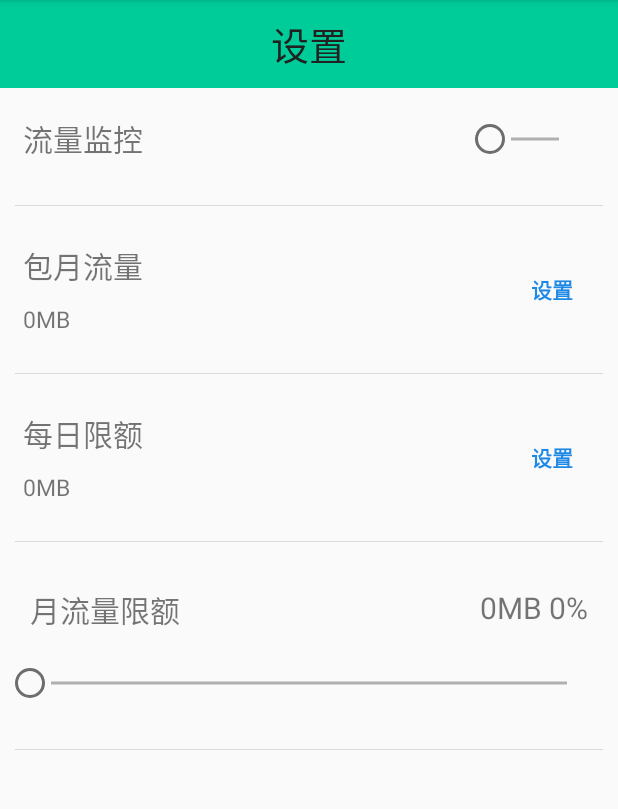
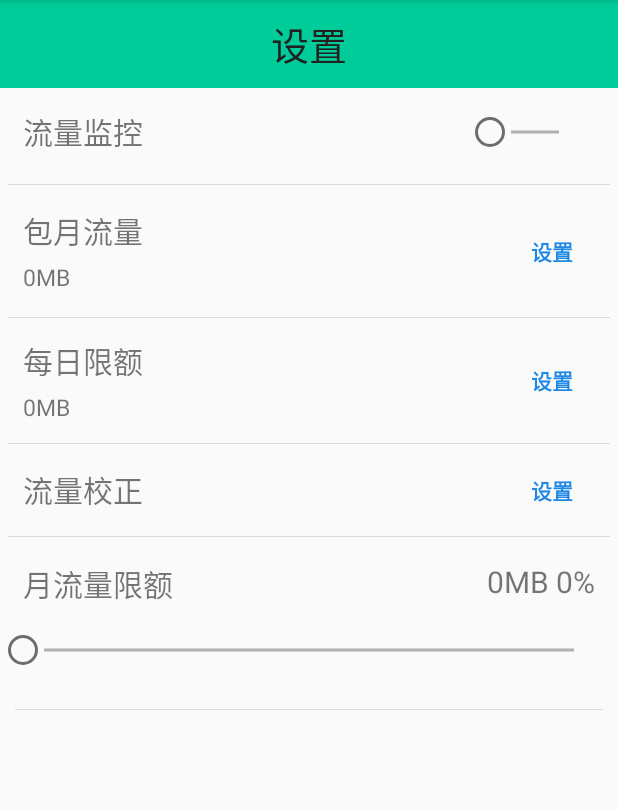
Before and after one commit to yunxiyinzhe/NetworkTrafficMonitor, an Android app: the TrafficSettingActivity screen opened directly, with no data from a screen before it, on a phone screen of 412 x 824 dp, the part 84-893 px from its top. Run offline under Robolectric (Android 15) with nearby library versions, the phone set to English and light mode, and no system bars; libraries missing offline, so code that uses them is left out: com.afollestad.materialdialogs, com.nineoldandroids.animation, com.nineoldandroids.view; 11 statements that could not run were skipped.

Commit message:
adjust the layout in the setting fragment

```diff
--- a/app/src/main/res/layout/traffic_detail_layout.xml
+++ b/app/src/main/res/layout/traffic_detail_layout.xml
@@ -28,9 +28,7 @@
             android:background="@color/primary_color"
             android:orientation="horizontal"
             android:layout_width="match_parent"
-            android:layout_height="wrap_content"
-            android:layout_marginTop="5sp"
-            android:layout_marginBottom="5sp">
+            android:layout_height="wrap_content">
             <ImageButton
                 android:layout_width="wrap_content"
                 android:layout_height="wrap_content"
--- a/app/src/main/res/layout/traffic_setting_layout.xml
+++ b/app/src/main/res/layout/traffic_setting_layout.xml
@@ -38,8 +38,8 @@
             android:orientation="horizontal"
             android:layout_width="match_parent"
             android:layout_height="wrap_content"
-            android:layout_marginTop="10sp"
-            android:layout_marginBottom="10sp">
+            android:layout_marginTop="5sp"
+            android:layout_marginBottom="5sp">
             <TextView
                 android:layout_width="wrap_content"
                 android:layout_height="wrap_content"
@@ -64,14 +64,14 @@
             android:layout_width="match_parent"
             android:layout_height="1px"
             android:background="@color/dividers"
-            android:layout_margin="10dp"/>
+            android:layout_margin="5dp"/>
         <RelativeLayout
             android:orientation="horizontal"
             android:layout_width="match_parent"
             android:layout_height="wrap_content"
             android:layout_gravity="center_horizontal"
-            android:layout_marginTop="10sp"
-            android:layout_marginBottom="10sp"  >
+            android:layout_marginTop="5sp"
+            android:layout_marginBottom="5sp"  >
 
             <LinearLayout
                 android:orientation="vertical"
@@ -92,7 +92,7 @@
                     android:layout_width="wrap_content"
                     android:layout_height="wrap_content"
                     android:textSize="15sp"
-                    android:layout_marginTop="10sp"
+                    android:layout_marginTop="5sp"
                     android:id="@+id/month_plan_mb_view"
                     android:layout_marginLeft="15sp" />
 
@@ -106,19 +106,64 @@
                 android:text="设置"
                 android:id="@+id/month_plan_button" />
         </RelativeLayout>
-
         <View
             android:layout_width="match_parent"
             android:layout_height="1px"
             android:background="@color/dividers"
-            android:layout_margin="10dp"/>
+            android:layout_margin="5dp"/>
         <RelativeLayout
             android:orientation="horizontal"
             android:layout_width="match_parent"
             android:layout_height="wrap_content"
             android:layout_gravity="center_horizontal"
-            android:layout_marginTop="10sp"
-            android:layout_marginBottom="10sp"  >
+            android:layout_marginTop="5sp"
+            android:layout_marginBottom="5sp"  >
+
+            <LinearLayout
+                android:orientation="vertical"
+                android:layout_width="match_parent"
+                android:layout_height="wrap_content"
+                android:layout_gravity="center_horizontal"
+                android:layout_alignParentStart="true"
+                android:layout_alignParentLeft="true"
+                android:layout_centerVertical="true"
+                android:layout_marginTop="5sp">
+                <TextView
+                    android:layout_width="wrap_content"
+                    android:layout_height="wrap_content"
+                    android:text="@string/day_plan_text"
+                    android:textSize="20sp"
+                    android:layout_marginLeft="15sp" />
+                <TextView
+                    android:layout_width="wrap_content"
+                    android:layout_height="wrap_content"
+                    android:textSize="15sp"
+                    android:layout_marginTop="5sp"
+                    android:id="@+id/day_plan_mb_view"
+                    android:layout_marginLeft="15sp" />
+
+            </LinearLayout>
+            <com.gc.materialdesign.views.ButtonFlat
+                android:layout_width="wrap_content"
+                android:layout_height="wrap_content"
+                android:layout_alignParentEnd="true"
+                android:layout_alignParentRight="true"
+                android:layout_centerVertical="true"
+                android:text="设置"
+                android:id="@+id/day_plan_button" />
+        </RelativeLayout>
+        <View
+            android:layout_width="match_parent"
+            android:layout_height="1px"
+            android:background="@color/dividers"
+            android:layout_margin="5dp"/>
+        <RelativeLayout
+            android:orientation="horizontal"
+            android:layout_width="match_parent"
+            android:layout_height="wrap_content"
+            android:layout_gravity="center_horizontal"
+            android:layout_marginTop="5sp"
+            android:layout_marginBottom="5sp"  >
 
             <LinearLayout
                 android:orientation="vertical"
@@ -132,15 +177,8 @@
                 <TextView
                     android:layout_width="wrap_content"
                     android:layout_height="wrap_content"
-                    android:text="@string/day_plan_text"
+                    android:text="@string/correct_monthly_used"
                     android:textSize="20sp"
-                    android:layout_marginLeft="15sp" />
-                <TextView
-                    android:layout_width="wrap_content"
-                    android:layout_height="wrap_content"
-                    android:textSize="15sp"
-                    android:layout_marginTop="10sp"
-                    android:id="@+id/day_plan_mb_view"
                     android:layout_marginLeft="15sp" />
 
             </LinearLayout>
@@ -151,31 +189,30 @@
                 android:layout_alignParentRight="true"
                 android:layout_centerVertical="true"
                 android:text="设置"
-                android:id="@+id/day_plan_button" />
+                android:id="@+id/correct_monthly_used_button" />
         </RelativeLayout>
-
         <View
             android:layout_width="match_parent"
             android:layout_height="1px"
             android:background="@color/dividers"
-            android:layout_margin="10dp"/>
+            android:layout_margin="5dp"/>
         <LinearLayout
             android:orientation="vertical"
             android:layout_width="match_parent"
             android:layout_height="wrap_content"
             android:layout_gravity="center_horizontal"
-            android:layout_marginTop="10sp"
-            android:layout_marginBottom="10sp"
-            android:layout_marginLeft="10sp"
-            android:layout_marginRight="10sp">
+            android:layout_marginTop="5sp"
+            android:layout_marginBottom="5sp"
+            android:layout_marginLeft="5sp"
+            android:layout_marginRight="5sp">
 
             <RelativeLayout
                 android:orientation="horizontal"
                 android:layout_width="match_parent"
                 android:layout_height="wrap_content"
                 android:layout_gravity="center_horizontal"
-                android:layout_marginTop="10sp"
-                android:layout_marginBottom="10sp"
+                android:layout_marginTop="5sp"
+                android:layout_marginBottom="5sp"
                 android:layout_marginLeft="10sp"
                 android:layout_marginRight="10sp">
                 <TextView
--- a/app/src/main/res/values/strings.xml
+++ b/app/src/main/res/values/strings.xml
@@ -13,5 +13,6 @@
     <string name="loading">正在加载中</string>
     <string name="monthly_plan_setting_title">包月流量</string>
     <string name="monthly_plan_setting_tips">请设置包月流量</string>
+    <string name="correct_monthly_used">流量校正</string>
     <string name="day_plan_setting_tips">请设置每日限额</string>
 </resources>
```
